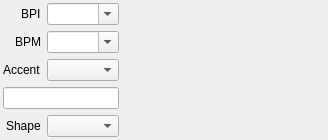
Old version of the form src/Common/gui/NinjamPanel.ui in the repository elieserdejesus/JamTaba.
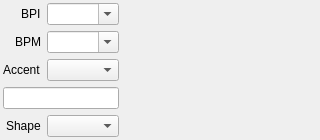
New version of the form. Custom widgets are drawn as their Qt base class.

Commit message: :bug: Fixing interval progress cropped when all local channels are expanded (fix #948)

Patch:
```diff
--- a/src/Common/gui/NinjamPanel.ui
+++ b/src/Common/gui/NinjamPanel.ui
@@ -163,12 +163,6 @@
        <verstretch>0</verstretch>
       </sizepolicy>
      </property>
-     <property name="minimumSize">
-      <size>
-       <width>200</width>
-       <height>0</height>
-      </size>
-     </property>
      <layout class="QHBoxLayout" name="horizontalLayout_2"/>
     </widget>
    </item>
```
